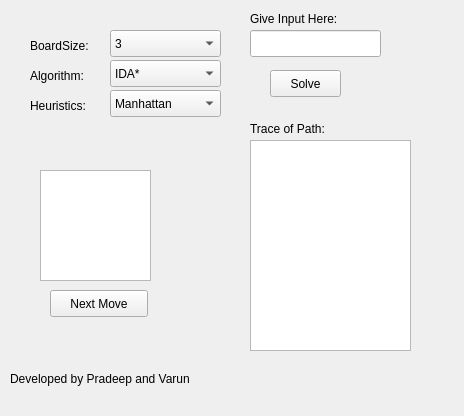
First picture: the form in mainwindow.ui, repository varunjanga/8puzzle_solver, before the edit.
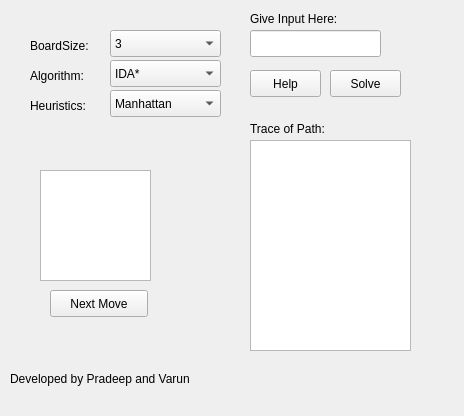
Second picture: the form after the edit.

Commit message: Solver Time,Readme modified and Help added

```diff
--- a/mainwindow.ui
+++ b/mainwindow.ui
@@ -17,17 +17,17 @@
    <string>&lt;html&gt;&lt;head/&gt;&lt;body&gt;&lt;p&gt;&lt;span style=&quot; font-weight:600;&quot;&gt;8/15-Puzzle Solver&lt;/span&gt;&lt;/p&gt;&lt;p&gt;&lt;span style=&quot; font-style:italic;&quot;&gt;Developed by Pradeep and Varun&lt;/span&gt;&lt;/p&gt;&lt;/body&gt;&lt;/html&gt;</string>
   </property>
   <widget class="QWidget" name="centralWidget">
-   <widget class="QPushButton" name="pushButton">
+   <widget class="QPushButton" name="pushButton_help">
     <property name="geometry">
      <rect>
-      <x>270</x>
+      <x>250</x>
       <y>70</y>
       <width>71</width>
       <height>27</height>
      </rect>
     </property>
     <property name="text">
-     <string>Solve</string>
+     <string>Help</string>
     </property>
    </widget>
    <widget class="QComboBox" name="comboBox_algo">
@@ -226,6 +226,19 @@
      <string>Give Input Here:</string>
     </property>
    </widget>
+   <widget class="QPushButton" name="pushButton">
+    <property name="geometry">
+     <rect>
+      <x>330</x>
+      <y>70</y>
+      <width>71</width>
+      <height>27</height>
+     </rect>
+    </property>
+    <property name="text">
+     <string>Solve</string>
+    </property>
+   </widget>
   </widget>
   <widget class="QMenuBar" name="menuBar">
    <property name="geometry">
```
The commit also changes 5 other files.
